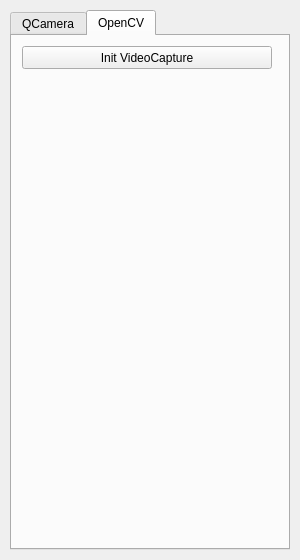
immengineer/TegeViewer, file cameracontroldialog.ui: the form before one commit.
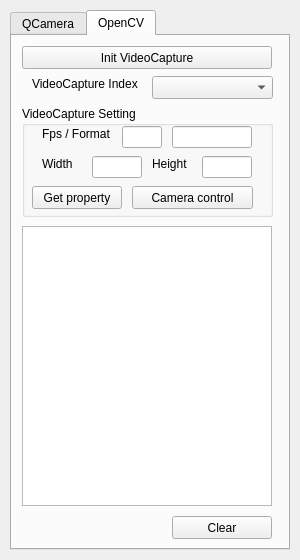
The form after the commit.

Commit message:
OpenCV VideoCapture対応追加
CvVideoCaptureクラス追加
ダイアログ内でQCameraと切替可能に

The edit to the form file:
```diff
--- a/cameracontroldialog.ui
+++ b/cameracontroldialog.ui
@@ -589,6 +589,173 @@
       <string>Init VideoCapture</string>
      </property>
     </widget>
+    <widget class="QLabel" name="labelCapture">
+     <property name="geometry">
+      <rect>
+       <x>20</x>
+       <y>40</y>
+       <width>110</width>
+       <height>16</height>
+      </rect>
+     </property>
+     <property name="text">
+      <string>VideoCapture Index</string>
+     </property>
+    </widget>
+    <widget class="QComboBox" name="comboVideoCapture">
+     <property name="geometry">
+      <rect>
+       <x>140</x>
+       <y>40</y>
+       <width>121</width>
+       <height>23</height>
+      </rect>
+     </property>
+    </widget>
+    <widget class="QGroupBox" name="groupBoxCaptureSetting">
+     <property name="geometry">
+      <rect>
+       <x>10</x>
+       <y>70</y>
+       <width>251</width>
+       <height>111</height>
+      </rect>
+     </property>
+     <property name="title">
+      <string>VideoCapture Setting</string>
+     </property>
+     <widget class="QLabel" name="labelWidth">
+      <property name="geometry">
+       <rect>
+        <x>20</x>
+        <y>50</y>
+        <width>40</width>
+        <height>16</height>
+       </rect>
+      </property>
+      <property name="text">
+       <string>Width</string>
+      </property>
+     </widget>
+     <widget class="QLineEdit" name="lineEditWidth">
+      <property name="geometry">
+       <rect>
+        <x>70</x>
+        <y>50</y>
+        <width>50</width>
+        <height>22</height>
+       </rect>
+      </property>
+     </widget>
+     <widget class="QLineEdit" name="lineEditHeight">
+      <property name="geometry">
+       <rect>
+        <x>180</x>
+        <y>50</y>
+        <width>50</width>
+        <height>22</height>
+       </rect>
+      </property>
+     </widget>
+     <widget class="QLabel" name="labelHeight">
+      <property name="geometry">
+       <rect>
+        <x>130</x>
+        <y>50</y>
+        <width>40</width>
+        <height>16</height>
+       </rect>
+      </property>
+      <property name="text">
+       <string>Height</string>
+      </property>
+     </widget>
+     <widget class="QLineEdit" name="lineEditFps">
+      <property name="geometry">
+       <rect>
+        <x>100</x>
+        <y>20</y>
+        <width>40</width>
+        <height>22</height>
+       </rect>
+      </property>
+     </widget>
+     <widget class="QLabel" name="labelFps">
+      <property name="geometry">
+       <rect>
+        <x>20</x>
+        <y>20</y>
+        <width>70</width>
+        <height>16</height>
+       </rect>
+      </property>
+      <property name="text">
+       <string>Fps / Format</string>
+      </property>
+     </widget>
+     <widget class="QLineEdit" name="lineEditFormat">
+      <property name="geometry">
+       <rect>
+        <x>150</x>
+        <y>20</y>
+        <width>80</width>
+        <height>22</height>
+       </rect>
+      </property>
+     </widget>
+     <widget class="QPushButton" name="pushButtonGetParam">
+      <property name="geometry">
+       <rect>
+        <x>10</x>
+        <y>80</y>
+        <width>90</width>
+        <height>23</height>
+       </rect>
+      </property>
+      <property name="text">
+       <string>Get property</string>
+      </property>
+     </widget>
+     <widget class="QPushButton" name="pushButtonControl">
+      <property name="geometry">
+       <rect>
+        <x>110</x>
+        <y>80</y>
+        <width>121</width>
+        <height>23</height>
+       </rect>
+      </property>
+      <property name="text">
+       <string>Camera control</string>
+      </property>
+     </widget>
+    </widget>
+    <widget class="QPushButton" name="pushButtonClear">
+     <property name="geometry">
+      <rect>
+       <x>160</x>
+       <y>480</y>
+       <width>100</width>
+       <height>23</height>
+      </rect>
+     </property>
+     <property name="text">
+      <string>Clear</string>
+     </property>
+    </widget>
+    <widget class="QTextBrowser" name="textBrowser">
+     <property name="geometry">
+      <rect>
+       <x>10</x>
+       <y>190</y>
+       <width>250</width>
+       <height>280</height>
+      </rect>
+     </property>
+     <property name="lineWrapMode">
+      <enum>QTextEdit::LineWrapMode::WidgetWidth</enum>
+     </property>
+    </widget>
    </widget>
   </widget>
  </widget>
```
Left out of the diff: 34 changed lines with no effect on the pictures. The commit also changes 11 other files.
